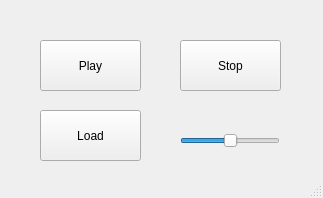
Old version of the form main.ui in the repository XorgMC/fastcut.
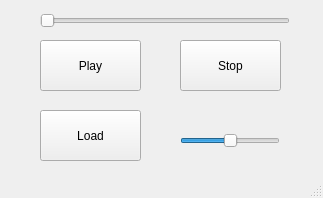
New version of the form.

Commit message: feat: Add video progress bar

Diff of the .ui file:
```diff
--- a/main.ui
+++ b/main.ui
@@ -72,6 +72,19 @@
      <enum>Qt::Horizontal</enum>
     </property>
    </widget>
+   <widget class="QSlider" name="sldrProgress">
+    <property name="geometry">
+     <rect>
+      <x>40</x>
+      <y>10</y>
+      <width>250</width>
+      <height>22</height>
+     </rect>
+    </property>
+    <property name="orientation">
+     <enum>Qt::Horizontal</enum>
+    </property>
+   </widget>
   </widget>
   <widget class="QMenuBar" name="menubar">
    <property name="geometry">
```
Left out of the diff: 7 changed lines with no effect on the pictures. The commit also changes 1 other file.
